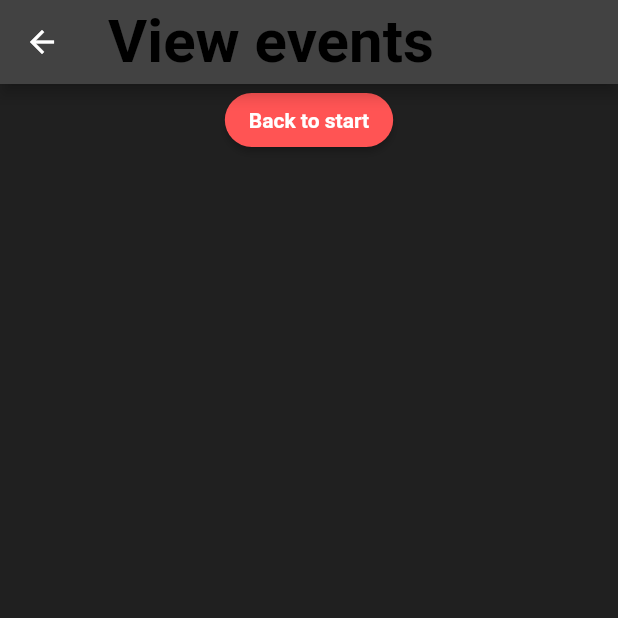
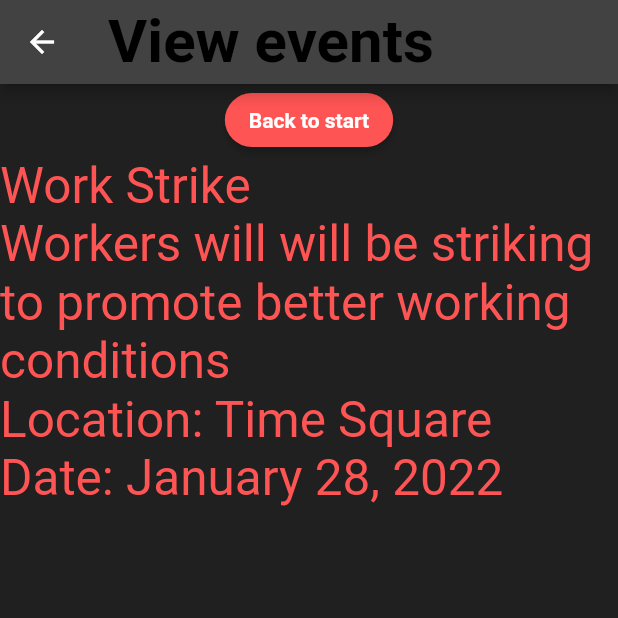
Before and after one commit to Blake-Stephenson/Changeup, a Flutter app: the EventsPage screen opened by its route, on a phone screen of 412 x 824 dp, the top half of it. Run offline on Flutter 3.47's test engine with Material 2 defaults, Android fonts, the light colour scheme and no system bars.

Commit message:
events added

```diff
--- a/lib/create_event_page.dart
+++ b/lib/create_event_page.dart
@@ -112,7 +112,7 @@ class CreateEventPage extends StatelessWidget{
               height: 50,
               width: 250,
               decoration: BoxDecoration(
-                  color: kPrimaryColor, borderRadius: BorderRadius.circular(20)),
+                  color: kPrimaryColor, borderRadius: BorderRadius.circular(25)),
               child: ElevatedButton(
                 onPressed: () {
                   Navigator.pushNamed(context, '/signin');
--- a/lib/events_page.dart
+++ b/lib/events_page.dart
@@ -23,9 +23,28 @@ class EventsPage extends StatelessWidget{
                   primary: kPrimaryColor,
                 ),
               ),
+              Container(
+
+
+                child: Flexible(
+                  child: Text("Work Strike"
+                      "\nWorkers will will be striking to promote better working conditions"
+                      "\nLocation: Time Square"
+                      "\nDate: January 28, 2022",
+
+                    style: TextStyle(color: kPrimaryColor, fontSize: 33),),
+
+
+
+                ),
+
+              ),
+
             ],
           ),
-        )
+
+        ),
+
     );
   }
 }
--- a/lib/signin_screen.dart
+++ b/lib/signin_screen.dart
@@ -96,7 +96,7 @@ class SignInScreen extends StatelessWidget {
                                 border:
                                     Border.all(color: Colors.white.withOpacity(0.5)),
                               ),
-                              child: Icon(Icons.android,
+                              child: Icon(Icons.settings,
                                   color: Colors.white.withOpacity(0.5)),
                             ),
                             const SizedBox(width: 16),
--- a/lib/signup_screen.dart
+++ b/lib/signup_screen.dart
@@ -95,7 +95,7 @@ class SignUpScreen extends StatelessWidget {
                                 border:
                                     Border.all(color: Colors.white.withOpacity(0.5)),
                               ),
-                              child: Icon(Icons.android,
+                              child: Icon(Icons.settings,
                                   color: Colors.white.withOpacity(0.5)),
                             ),
                             const SizedBox(width: 16),
```
